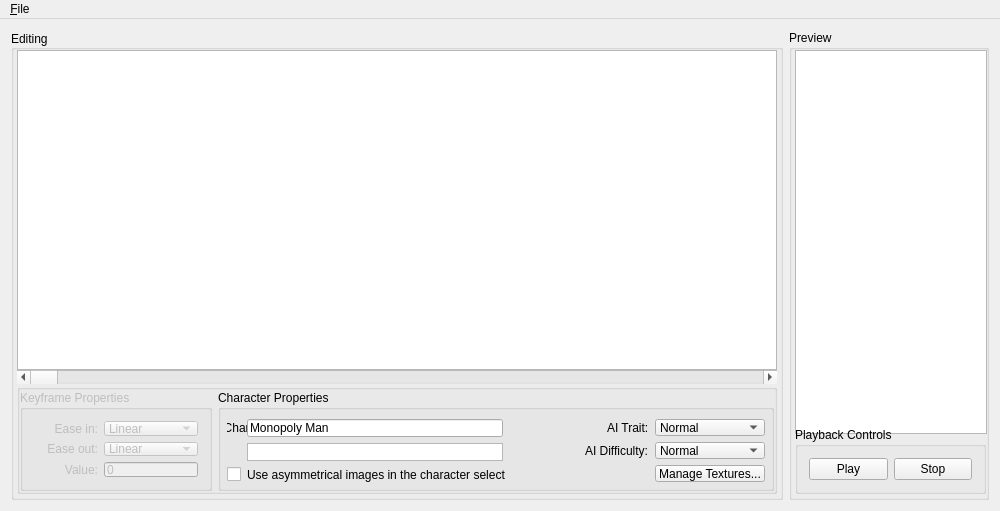
Old version of the form mainwindow.ui in the repository HanaeN/PPC5CharacterEditor.
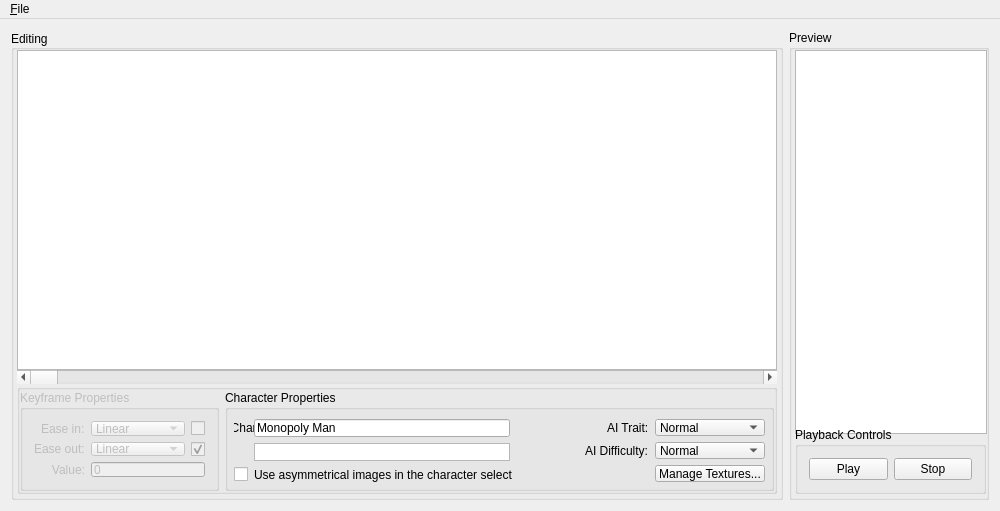
New version of the form.

Commit message: Modified layout to make it easier to read.

What changed in the file:
```diff
--- a/mainwindow.ui
+++ b/mainwindow.ui
@@ -118,61 +118,14 @@
                <string>Keyframe Properties</string>
               </property>
               <layout class="QFormLayout" name="formLayout">
-               <item row="0" column="0">
-                <widget class="QLabel" name="l_easingin">
-                 <property name="minimumSize">
-                  <size>
-                   <width>64</width>
-                   <height>0</height>
-                  </size>
-                 </property>
-                 <property name="text">
-                  <string>Ease in:</string>
-                 </property>
-                 <property name="alignment">
-                  <set>Qt::AlignRight|Qt::AlignTrailing|Qt::AlignVCenter</set>
-                 </property>
-                </widget>
-               </item>
-               <item row="0" column="1">
-                <widget class="QComboBox" name="e_easingin">
-                 <item>
-                  <property name="text">
-                   <string>Linear</string>
-                  </property>
-                 </item>
-                 <item>
-                  <property name="text">
-                   <string>Cubic</string>
-                  </property>
-                 </item>
-                 <item>
-                  <property name="text">
-                   <string>Quadratic</string>
-                  </property>
-                 </item>
-                 <item>
-                  <property name="text">
-                   <string>Sinusoidal</string>
-                  </property>
-                 </item>
-                 <item>
-                  <property name="text">
-                   <string>Exponential</string>
-                  </property>
-                 </item>
-                 <item>
-                  <property name="text">
-                   <string>None</string>
-                  </property>
-                 </item>
-                </widget>
-               </item>
-               <item row="2" column="0">
+               <property name="labelAlignment">
+                <set>Qt::AlignRight|Qt::AlignTrailing|Qt::AlignVCenter</set>
+               </property>
+               <item row="6" column="0">
                 <widget class="QLabel" name="l_value">
                  <property name="minimumSize">
                   <size>
-                   <width>64</width>
+                   <width>0</width>
                    <height>0</height>
                   </size>
                  </property>
@@ -184,61 +137,184 @@
                  </property>
                 </widget>
                </item>
-               <item row="2" column="1">
+               <item row="6" column="1">
                 <widget class="QLineEdit" name="e_value">
+                 <property name="sizePolicy">
+                  <sizepolicy hsizetype="Expanding" vsizetype="Fixed">
+                   <horstretch>0</horstretch>
+                   <verstretch>0</verstretch>
+                  </sizepolicy>
+                 </property>
                  <property name="text">
                   <string>0</string>
                  </property>
                 </widget>
                </item>
+               <item row="1" column="1">
+                <layout class="QHBoxLayout" name="horizontalLayout_5">
+                 <property name="bottomMargin">
+                  <number>0</number>
+                 </property>
+                 <item>
+                  <widget class="QComboBox" name="e_easingin">
+                   <property name="enabled">
+                    <bool>false</bool>
+                   </property>
+                   <property name="minimumSize">
+                    <size>
+                     <width>0</width>
+                     <height>0</height>
+                    </size>
+                   </property>
+                   <item>
+                    <property name="text">
+                     <string>Linear</string>
+                    </property>
+                   </item>
+                   <item>
+                    <property name="text">
+                     <string>Cubic</string>
+                    </property>
+                   </item>
+                   <item>
+                    <property name="text">
+                     <string>Quadratic</string>
+                    </property>
+                   </item>
+                   <item>
+                    <property name="text">
+                     <string>Sinusoidal</string>
+                    </property>
+                   </item>
+                   <item>
+                    <property name="text">
+                     <string>Exponential</string>
+                    </property>
+                   </item>
+                   <item>
+                    <property name="text">
+                     <string>None</string>
+                    </property>
+                   </item>
+                  </widget>
+                 </item>
+                 <item>
+                  <widget class="QCheckBox" name="c_easingin">
+                   <property name="minimumSize">
+                    <size>
+                     <width>0</width>
+                     <height>0</height>
+                    </size>
+                   </property>
+                   <property name="maximumSize">
+                    <size>
+                     <width>16</width>
+                     <height>16777215</height>
+                    </size>
+                   </property>
+                   <property name="text">
+                    <string/>
+                   </property>
+                   <property name="checked">
+                    <bool>false</bool>
+                   </property>
+                  </widget>
+                 </item>
+                </layout>
+               </item>
+               <item row="3" column="1">
+                <layout class="QHBoxLayout" name="horizontalLayout_6">
+                 <property name="spacing">
+                  <number>6</number>
+                 </property>
+                 <property name="sizeConstraint">
+                  <enum>QLayout::SetDefaultConstraint</enum>
+                 </property>
+                 <property name="bottomMargin">
+                  <number>0</number>
+                 </property>
+                 <item>
+                  <widget class="QComboBox" name="e_easingout">
+                   <property name="sizePolicy">
+                    <sizepolicy hsizetype="Preferred" vsizetype="Fixed">
+                     <horstretch>0</horstretch>
+                     <verstretch>0</verstretch>
+                    </sizepolicy>
+                   </property>
+                   <item>
+                    <property name="text">
+                     <string>Linear</string>
+                    </property>
+                   </item>
+                   <item>
+                    <property name="text">
+                     <string>Cubic</string>
+                    </property>
+                   </item>
+                   <item>
+                    <property name="text">
+                     <string>Quadratic</string>
+                    </property>
+                   </item>
+                   <item>
+                    <property name="text">
+                     <string>Sinusoidal</string>
+                    </property>
+                   </item>
+                   <item>
+                    <property name="text">
+                     <string>Exponential</string>
+                    </property>
+                   </item>
+                   <item>
+                    <property name="text">
+                     <string>None</string>
+                    </property>
+                   </item>
+                  </widget>
+                 </item>
+                 <item>
+                  <widget class="QCheckBox" name="c_easingout">
+                   <property name="sizePolicy">
+                    <sizepolicy hsizetype="Minimum" vsizetype="Fixed">
+                     <horstretch>0</horstretch>
+                     <verstretch>0</verstretch>
+                    </sizepolicy>
+                   </property>
+                   <property name="minimumSize">
+                    <size>
+                     <width>0</width>
+                     <height>0</height>
+                    </size>
+                   </property>
+                   <property name="maximumSize">
+                    <size>
+                     <width>16</width>
+                     <height>16777215</height>
+                    </size>
+                   </property>
+                   <property name="text">
+                    <string/>
+                   </property>
+                   <property name="checked">
+                    <bool>true</bool>
+                   </property>
+                  </widget>
+                 </item>
+                </layout>
+               </item>
                <item row="1" column="0">
+                <widget class="QLabel" name="l_easingin">
+                 <property name="text">
+                  <string>Ease in:</string>
+                 </property>
+                </widget>
+               </item>
+               <item row="3" column="0">
                 <widget class="QLabel" name="l_easingout">
-                 <property name="minimumSize">
-                  <size>
-                   <width>64</width>
-                   <height>0</height>
-                  </size>
-                 </property>
                  <property name="text">
                   <string>Ease out:</string>
                  </property>
-                 <property name="alignment">
-                  <set>Qt::AlignRight|Qt::AlignTrailing|Qt::AlignVCenter</set>
-                 </property>
-                </widget>
-               </item>
-               <item row="1" column="1">
-                <widget class="QComboBox" name="e_easingout">
-                 <item>
-                  <property name="text">
-                   <string>Linear</string>
-                  </property>
-                 </item>
-                 <item>
-                  <property name="text">
-                   <string>Cubic</string>
-                  </property>
-                 </item>
-                 <item>
-                  <property name="text">
-                   <string>Quadratic</string>
-                  </property>
-                 </item>
-                 <item>
-                  <property name="text">
-                   <string>Sinusoidal</string>
-                  </property>
-                 </item>
-                 <item>
-                  <property name="text">
-                   <string>Exponential</string>
-                  </property>
-                 </item>
-                 <item>
-                  <property name="text">
-                   <string>None</string>
-                  </property>
-                 </item>
                 </widget>
                </item>
               </layout>
```
